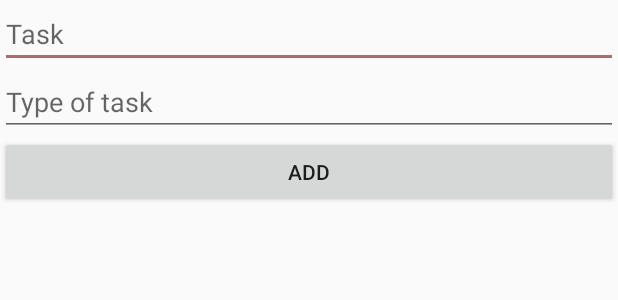
After one commit to alancleetus/to-do-list, an Android app: the layout dialog.xml on its own in the app's theme, with its tools: preview values and no code run, on a phone screen of 412 x 824 dp. The commit adds this screen. Shown: the top 300 px of the screen. Run offline under Robolectric (Android 15) with nearby library versions, the phone set to English and light mode, and no system bars.

Commit message:
Added a dialog box which allows users to add task with a type attached to to. Users can acess this dialog by long clicking the add button.

```diff
--- /dev/null
+++ b/ToDoList/app/src/main/res/layout/dialog.xml
@@ -0,0 +1,27 @@
+<?xml version="1.0" encoding="utf-8"?>
+<LinearLayout xmlns:android="http://schemas.android.com/apk/res/android"
+    android:orientation="vertical" android:layout_width="match_parent"
+    android:layout_height="match_parent">
+
+    <EditText
+        android:id="@+id/TaskInput"
+        android:layout_width="match_parent"
+        android:layout_height="wrap_content"
+        android:ems="10"
+        android:inputType="text"
+        android:hint="Task" />
+
+    <EditText
+        android:id="@+id/TypeInput"
+        android:layout_width="match_parent"
+        android:layout_height="wrap_content"
+        android:ems="10"
+        android:inputType="text"
+        android:hint="Type of task" />
+
+    <Button
+        android:id="@+id/NewTaskButton"
+        android:layout_width="match_parent"
+        android:layout_height="wrap_content"
+        android:text="Add" />
+</LinearLayout>
```
Also changed, not shown: ToDoList/app/src/main/java/io/github/alancleetus/todolist/MainActivity.java (+34 -8 lines).
